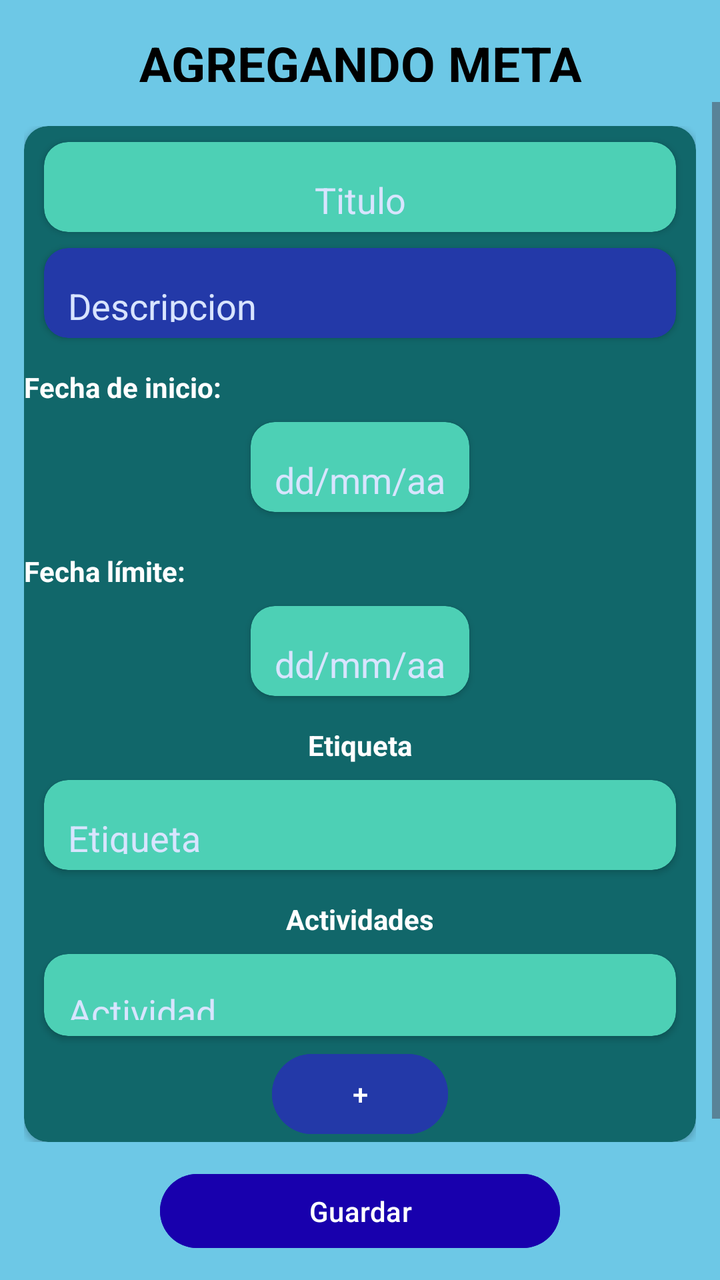
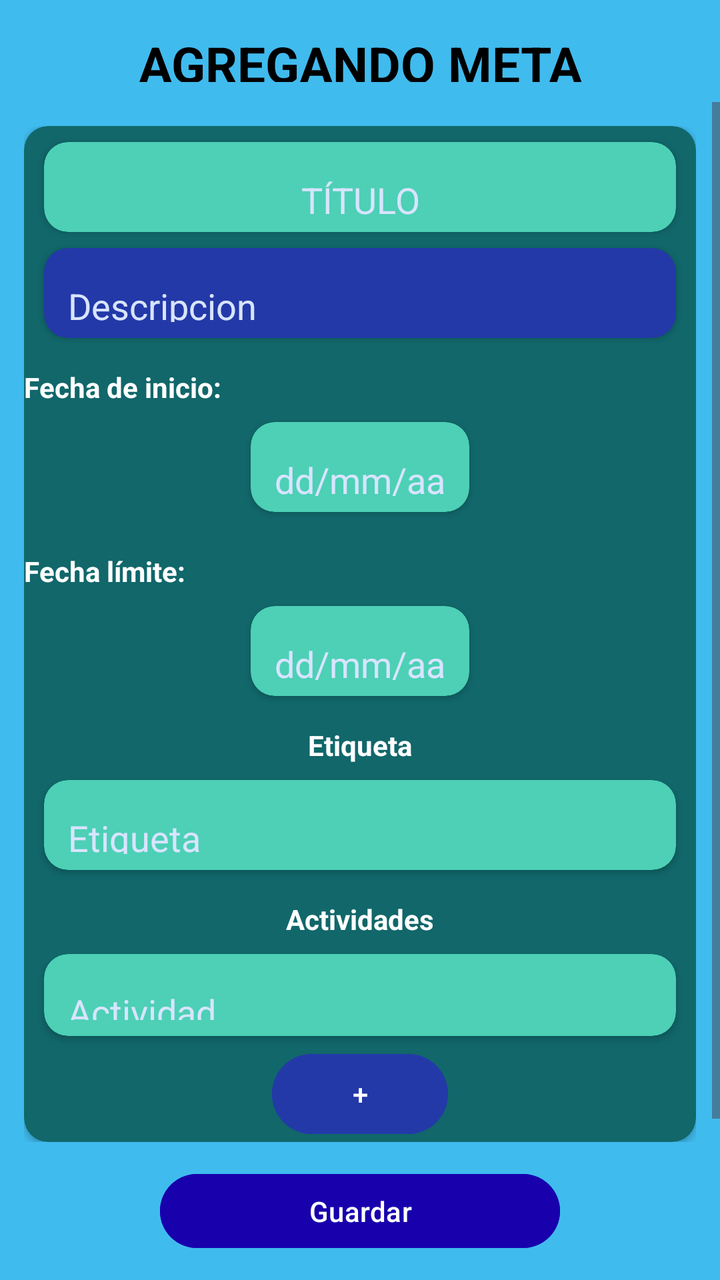

Screens rendered from an Android XML layout before and after an edit, with the pre-edit source and the edit as a unified diff.
<!-- AndroidManifest.xml: application theme Theme.SuperSexiBoys -->
<!-- res/layout/activity_agregar_meta.xml -->
<?xml version="1.0" encoding="utf-8"?>
<LinearLayout xmlns:android="http://schemas.android.com/apk/res/android"
    xmlns:app="http://schemas.android.com/apk/res-auto"
    xmlns:tools="http://schemas.android.com/tools"
    android:id="@+id/main"
    android:layout_width="match_parent"
    android:layout_height="match_parent"
    android:orientation="vertical"
    android:background="#6DC8E6"
    >

    <LinearLayout
        android:layout_width="match_parent"
        android:layout_height="wrap_content"
        android:padding="10dp"
        android:orientation="vertical">


        <androidx.cardview.widget.CardView
            android:layout_width="match_parent"
            android:layout_height="wrap_content"
            app:cardCornerRadius="12dp"
            >

            <LinearLayout
                android:layout_width="match_parent"
                android:gravity="center_vertical"
                android:layout_height="wrap_content"
                android:orientation="horizontal"
                android:background="#11676a"
                />
        </androidx.cardview.widget.CardView>

        <TextView
            android:layout_width="match_parent"
            android:layout_height="26dp"
            android:layout_marginTop="5dp"
            android:text="@string/agregar_meta"
            android:textAlignment="center"
            android:textColor="@android:color/black"
            android:textSize="25sp"
            android:textStyle="bold" />
    </LinearLayout>


    <ScrollView
        android:layout_width="match_parent"
        android:layout_height="0dp"
        android:layout_weight="1">

        <LinearLayout
            android:orientation="vertical"
            android:layout_width="match_parent"
            android:layout_height="wrap_content"
            android:padding="12dp">

            <androidx.cardview.widget.CardView
                android:layout_width="match_parent"
                android:layout_height="wrap_content"
                android:padding="15dp"
                app:cardCornerRadius="12dp"
                android:backgroundTint="#11676a">


                <LinearLayout
                    android:layout_width="match_parent"
                    android:layout_height="wrap_content"
                    android:gravity="center"
                    android:orientation="vertical">

                    <androidx.cardview.widget.CardView
                        android:layout_width="match_parent"
                        android:layout_height="wrap_content"
                        android:layout_marginTop="8dp"
                        android:backgroundTint="#4DD0B5"
                        app:cardCornerRadius="12dp"
                        android:layout_marginStart="10dp"
                        android:layout_marginEnd="10dp"
                        >

                        <LinearLayout
                            android:layout_width="match_parent"
                            android:layout_height="45dp"
                            android:orientation="vertical"
                            android:padding="8dp"
                            >

                            <EditText
                                android:layout_width="match_parent"
                                android:layout_height="40dp"
                                android:hint="Titulo"
                                android:gravity="center"
                                android:textColorHint="#d8e4ff"
                                />

                        </LinearLayout>
                    </androidx.cardview.widget.CardView>


                    <androidx.cardview.widget.CardView
                        android:layout_width="match_parent"
                        android:layout_height="wrap_content"
                        android:layout_marginTop="8dp"
                        android:backgroundTint="#2339A8"
                        app:cardCornerRadius="12dp"
                        android:layout_marginStart="10dp"
                        android:layout_marginEnd="10dp"
                        >

                        <LinearLayout
                            android:layout_width="match_parent"
                            android:layout_height="45dp"
                            android:orientation="vertical"
                            android:padding="8dp"
                            >

                            <EditText
                                android:layout_width="match_parent"
                                android:layout_height="40dp"
                                android:hint="@string/descripcion_meta"
                                android:textColor="@color/white"
                                android:textColorHint="#d8e4ff"
                                />

                        </LinearLayout>
                    </androidx.cardview.widget.CardView>



                    <TextView
                        android:layout_width="match_parent"
                        android:layout_height="wrap_content"
                        android:layout_marginTop="15dp"
                        android:text="@string/fecha_inicio1"
                        android:textColor="@android:color/white"
                        android:textStyle="bold" />

                    <androidx.cardview.widget.CardView
                        android:layout_width="wrap_content"
                        android:layout_height="wrap_content"
                        android:layout_marginTop="8dp"
                        android:backgroundTint="#4DD0B5"
                        app:cardCornerRadius="12dp"
                        android:layout_marginStart="10dp"
                        android:layout_marginEnd="10dp"
                        >

                        <LinearLayout
                            android:layout_width="match_parent"
                            android:layout_height="45dp"
                            android:orientation="vertical"
                            android:padding="8dp"
                            >

                            <EditText
                                android:id="@+id/fechaInMeta"
                                android:layout_width="match_parent"
                                android:layout_height="40dp"
                                android:hint="@string/fecha_inicio_meta"
                                android:textColor="@color/white"
                                android:textColorHint="#d8e4ff"
                                />
                        </LinearLayout>
                    </androidx.cardview.widget.CardView>

                    <TextView
                        android:layout_width="match_parent"
                        android:layout_height="wrap_content"
                        android:layout_marginTop="20dp"
                        android:text="@string/fecha_limite1"
                        android:textColor="@android:color/white"
                        android:textStyle="bold" />

                    <androidx.cardview.widget.CardView
                        android:layout_width="wrap_content"
                        android:layout_height="wrap_content"
                        android:layout_marginTop="8dp"
                        android:backgroundTint="#4DD0B5"
                        app:cardCornerRadius="12dp"
                        android:layout_marginStart="10dp"
                        android:layout_marginEnd="10dp"
                        >

                        <LinearLayout
                            android:layout_width="match_parent"
                            android:layout_height="45dp"
                            android:orientation="vertical"
                            android:padding="8dp"
                            >

                            <EditText
                                android:id="@+id/fechaLiMeta"
                                android:layout_width="match_parent"
                                android:layout_height="40dp"
                                android:hint="@string/fecha_limite_meta"
                                android:textColor="@color/white"
                                android:textColorHint="#d8e4ff"
                                />
                        </LinearLayout>
                    </androidx.cardview.widget.CardView>




                    <TextView
                        android:layout_width="wrap_content"
                        android:layout_height="wrap_content"
                        android:layout_marginTop="15dp"
                        android:text="@string/etiqueta1"
                        android:textColor="@android:color/white"
                        android:layout_gravity="center"
                        android:textStyle="bold" />

                    <androidx.cardview.widget.CardView
                        android:layout_width="match_parent"
                        android:layout_height="wrap_content"
                        android:layout_marginTop="8dp"
                        android:backgroundTint="#4DD0B5"
                        app:cardCornerRadius="12dp"
                        android:layout_marginStart="10dp"
                        android:layout_marginEnd="10dp"

                        >

                        <LinearLayout
                            android:layout_width="match_parent"
                            android:layout_height="45dp"
                            android:orientation="vertical"
                            android:padding="8dp"

                            >

                            <EditText
                                android:id="@+id/etiquetaNueva"
                                android:layout_width="match_parent"
                                android:layout_height="40dp"
                                android:hint="Etiqueta"
                                android:textColorHint="#d8e4ff"
                                android:textColor="@color/white"
                                />

                        </LinearLayout>
                    </androidx.cardview.widget.CardView>


                    <TextView
                        android:layout_width="wrap_content"
                        android:layout_height="wrap_content"
                        android:layout_marginTop="15dp"
                        android:text="@string/actividades1"
                        android:textColor="@android:color/white"
                        android:layout_gravity="center"
                        android:textStyle="bold" />


                    <androidx.cardview.widget.CardView
                        android:layout_width="match_parent"
                        android:layout_height="wrap_content"
                        android:layout_marginTop="8dp"
                        android:backgroundTint="#4DD0B5"
                        app:cardCornerRadius="12dp"
                        android:layout_marginStart="10dp"
                        android:layout_marginEnd="10dp"
                        >

                        <LinearLayout
                            android:id="@+id/layoutActividades"
                            android:layout_width="364dp"
                            android:layout_height="41dp"
                            android:orientation="vertical"
                            android:padding="8dp">

                            <EditText
                                android:id="@+id/actividadNueva"
                                android:layout_width="match_parent"
                                android:layout_height="40dp"
                                android:hint="@string/texto_metas_actividades"
                                android:textColor="@color/white"
                                android:textColorHint="#d8e4ff" />

                        </LinearLayout>
                    </androidx.cardview.widget.CardView>

                    <Button
                        android:id="@+id/btnAgregarActividad"
                        android:layout_width="wrap_content"
                        android:layout_height="wrap_content"
                        android:layout_gravity="center"
                        android:layout_marginTop="5dp"
                        android:backgroundTint="#2339A8"
                        android:text="@string/botonplus"
                        android:textColor="@android:color/white" />

                </LinearLayout>

            </androidx.cardview.widget.CardView>




        </LinearLayout>




    </ScrollView>

    <LinearLayout
        android:layout_width="match_parent"
        android:layout_height="wrap_content"
        android:padding="12dp"
        android:gravity="center">

        <Button
            android:id="@+id/btnGuardar"
            android:layout_width="200dp"
            android:layout_height="45dp"
            android:text="@string/btnGuardarMeta"
            android:backgroundTint="#1800ad"
            android:textColor="@android:color/white"/>
    </LinearLayout>

</LinearLayout>
<!-- resources referenced by this layout -->
<resources>
  <color name="white">#FFFFFFFF</color>
  <string name="actividades1"> Actividades </string>
  <string name="agregar_meta"> AGREGANDO META </string>
  <string name="botonplus"> + </string>
  <string name="btnGuardarMeta"> Guardar </string>
  <string name="descripcion_meta"> Descripcion </string>
  <string name="etiqueta1"> Etiqueta </string>
  <string name="fecha_inicio1"> Fecha de inicio: </string>
  <string name="fecha_inicio_meta"> dd/mm/aa </string>
  <string name="fecha_limite1"> Fecha límite:  </string>
  <string name="fecha_limite_meta"> dd/mm/aa </string>
  <string name="texto_metas_actividades"> Actividad </string>
  <style name="Theme.SuperSexiBoys" parent="Base.Theme.SuperSexiBoys" />
  <style name="Base.Theme.SuperSexiBoys" parent="Theme.Material3.DayNight.NoActionBar">
          
          
      </style>
</resources>

<!-- the commit's change to res/layout/activity_agregar_meta.xml (unified diff, before → after) -->
@@ -6,7 +6,7 @@
     android:layout_width="match_parent"
     android:layout_height="match_parent"
     android:orientation="vertical"
-    android:background="#6DC8E6"
+    android:background="@color/celeste"
     >
 
     <LinearLayout
@@ -86,12 +86,13 @@
                             >
 
                             <EditText
-                                android:layout_width="match_parent"
-                                android:layout_height="40dp"
-                                android:hint="Titulo"
+                                android:id="@+id/titulo_meta"
+                                android:layout_width="match_parent"
+                                android:layout_height="40dp"
                                 android:gravity="center"
-                                android:textColorHint="#d8e4ff"
-                                />
+                                android:textColor="@color/white"
+                                android:hint="@string/titulo_meta"
+                                android:textColorHint="#d8e4ff" />
 
                         </LinearLayout>
                     </androidx.cardview.widget.CardView>
@@ -115,6 +116,7 @@
                             >
 
                             <EditText
+                                android:id="@+id/descripcion_meta"
                                 android:layout_width="match_parent"
                                 android:layout_height="40dp"
                                 android:hint="@string/descripcion_meta"
<!-- resource entries referenced after the edit -->
@@ -1,5 +1,6 @@
 <!-- resources referenced by this layout -->
 <resources>
+  <color name="celeste">#40BBEE</color>
   <color name="white">#FFFFFFFF</color>
   <string name="actividades1"> Actividades </string>
   <string name="agregar_meta"> AGREGANDO META </string>
@@ -12,6 +13,7 @@
   <string name="fecha_limite1"> Fecha límite:  </string>
   <string name="fecha_limite_meta"> dd/mm/aa </string>
   <string name="texto_metas_actividades"> Actividad </string>
+  <string name="titulo_meta"> TÍTULO </string>
   <style name="Theme.SuperSexiBoys" parent="Base.Theme.SuperSexiBoys" />
   <style name="Base.Theme.SuperSexiBoys" parent="Theme.Material3.DayNight.NoActionBar">
           
